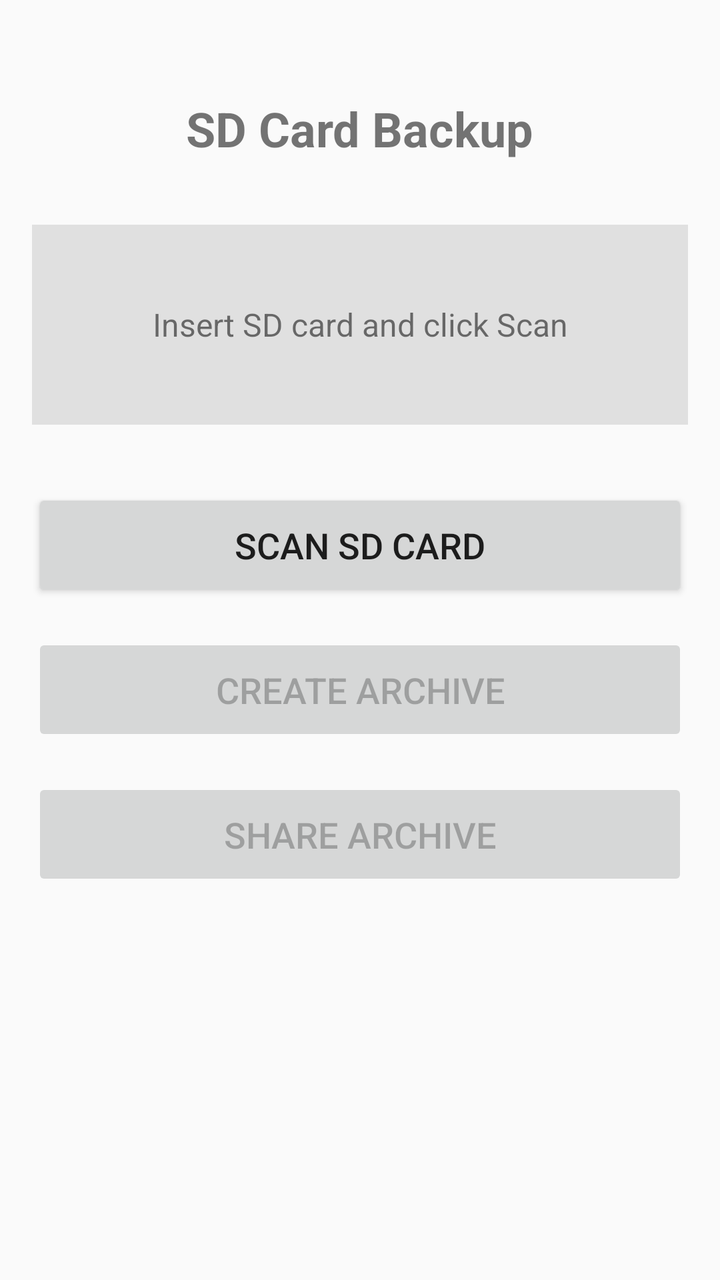
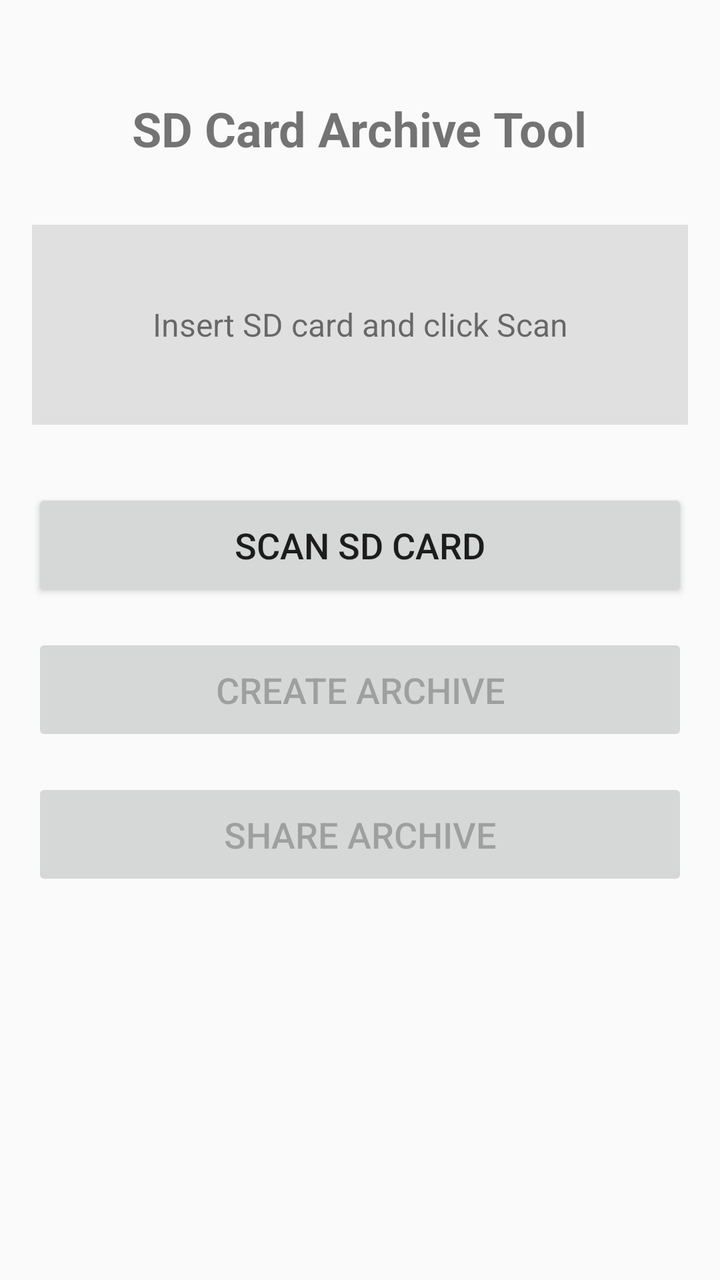

An Android layout rendered at two revisions. The XML below is the earlier revision; the diff shows what the commit changed to produce the second picture.
<!-- AndroidManifest.xml: application theme Theme.AppCompat.Light.DarkActionBar -->
<!-- res/layout/activity_main.xml -->
<?xml version="1.0" encoding="utf-8"?>
<LinearLayout xmlns:android="http://schemas.android.com/apk/res/android"
    android:layout_width="match_parent"
    android:layout_height="match_parent"
    android:orientation="vertical"
    android:padding="16dp"
    android:gravity="center_horizontal">

    <TextView
        android:id="@+id/titleText"
        android:layout_width="wrap_content"
        android:layout_height="wrap_content"
        android:text="SD Card Backup"
        android:textSize="24sp"
        android:textStyle="bold"
        android:layout_marginTop="32dp"
        android:layout_marginBottom="32dp" />

    <TextView
        android:id="@+id/statusText"
        android:layout_width="match_parent"
        android:layout_height="wrap_content"
        android:text="Insert SD card and click Scan"
        android:textSize="16sp"
        android:gravity="center"
        android:padding="16dp"
        android:background="#E0E0E0"
        android:layout_marginBottom="32dp"
        android:minHeight="100dp" />

    <Button
        android:id="@+id/scanButton"
        android:layout_width="match_parent"
        android:layout_height="wrap_content"
        android:text="Scan SD Card"
        android:textSize="18sp"
        android:padding="16dp"
        android:layout_marginBottom="16dp" />

    <Button
        android:id="@+id/archiveButton"
        android:layout_width="match_parent"
        android:layout_height="wrap_content"
        android:text="Create Archive"
        android:textSize="18sp"
        android:padding="16dp"
        android:layout_marginBottom="16dp"
        android:enabled="false" />

    <Button
        android:id="@+id/shareButton"
        android:layout_width="match_parent"
        android:layout_height="wrap_content"
        android:text="Share Archive"
        android:textSize="18sp"
        android:padding="16dp"
        android:enabled="false" />

</LinearLayout>
<!-- resources referenced by this layout -->
<resources>

</resources>

<!-- the commit's change to res/layout/activity_main.xml (unified diff, before → after) -->
@@ -10,7 +10,7 @@
         android:id="@+id/titleText"
         android:layout_width="wrap_content"
         android:layout_height="wrap_content"
-        android:text="SD Card Backup"
+        android:text="SD Card Archive Tool"
         android:textSize="24sp"
         android:textStyle="bold"
         android:layout_marginTop="32dp"
